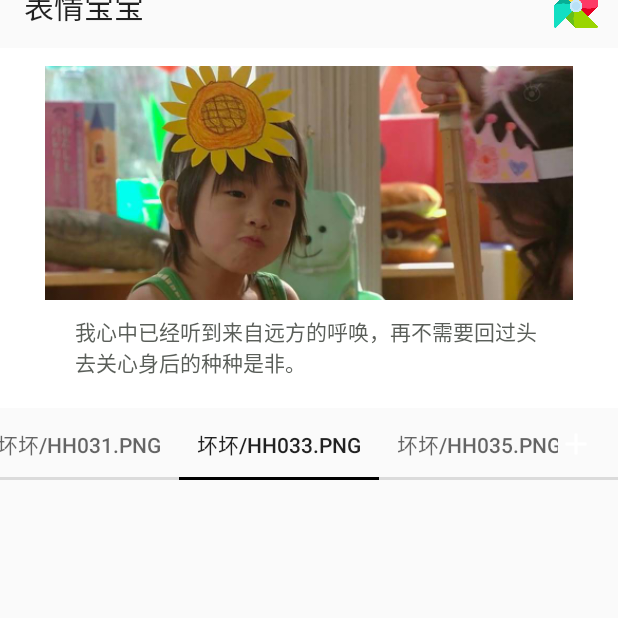
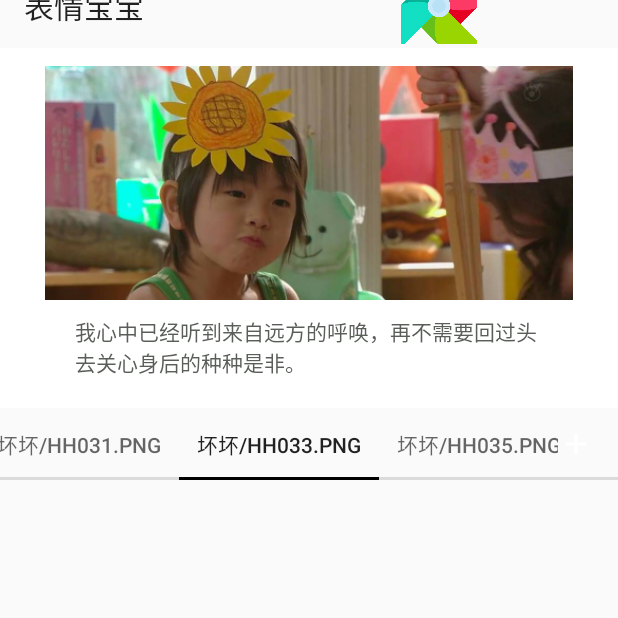
Before and after one commit to ihewro/Android_Expression_Package, an Android app: the screen it shows after launch (MainActivity), after a tap on "刷新头图", on a phone screen of 412 x 824 dp, the top half of it. Run offline under Robolectric (Android 15) with nearby library versions, the phone set to English and light mode, and no system bars; our stand-ins replace ButterKnife; libraries missing offline, so code that uses them is left out: com.bilibili.magicasakura, com.blankj, com.canking.minipay, com.chad.library, com.jaeger.library and 7 more; pictures from the network do not load; 15 statements that could not run were skipped.

Commit message:
完成了重新同步的功能

```diff
--- a/app/src/main/java/com/ihewro/android_expression_package/MyDataBase.java
+++ b/app/src/main/java/com/ihewro/android_expression_package/MyDataBase.java
@@ -4,6 +4,7 @@ import android.widget.Toast;
 
 import com.ihewro.android_expression_package.bean.Expression;
 import com.ihewro.android_expression_package.bean.ExpressionFolder;
+import com.ihewro.android_expression_package.callback.UpdateDatabaseListener;
 import com.ihewro.android_expression_package.util.UIUtil;
 
 import java.util.List;
@@ -38,7 +39,9 @@ public class MyDataBase {
     /**
      * 重新更新数据的信息，一般在错误发生或调用该函数
      */
-    public static void updateDatabaseByRefresh(){
+    public static void updateDatabaseByRefresh(UpdateDatabaseListener callback){
 
+
+        callback.onFinished();
     }
 }
--- a/app/src/main/java/com/ihewro/android_expression_package/activity/MainActivity.java
+++ b/app/src/main/java/com/ihewro/android_expression_package/activity/MainActivity.java
@@ -1,5 +1,6 @@
 package com.ihewro.android_expression_package.activity;
 
+import android.annotation.SuppressLint;
 import android.app.Activity;
 import android.app.ActivityManager;
 import android.content.Intent;
@@ -12,6 +13,7 @@ import android.support.design.widget.CoordinatorLayout;
 import android.support.design.widget.TabLayout;
 import android.support.v4.app.ActivityCompat;
 import android.support.v4.app.Fragment;
+import android.support.v4.view.MenuItemCompat;
 import android.support.v4.view.ViewPager;
 import android.support.v7.app.AppCompatActivity;
 import android.support.v7.widget.SearchView;
@@ -21,6 +23,8 @@ import android.view.Menu;
 import android.view.MenuItem;
 import android.view.View;
 import android.view.ViewGroup;
+import android.view.animation.Animation;
+import android.view.animation.AnimationUtils;
 import android.widget.ImageView;
 import android.widget.Toast;
 
@@ -85,6 +89,8 @@ public class MainActivity extends AppCompatActivity implements CardPickerDialog.
     private long lastClickTime = -1;
     private long thisClickTime = -1;
     private int clickTimes = 0;
+
+    private MenuItem refreshItem;
 
     /**
      * 由启动页面启动主活动
@@ -432,6 +438,7 @@ public class MainActivity extends AppCompatActivity implements CardPickerDialog.
     public boolean onOptionsItemSelected(MenuItem item) {
         if (item.getItemId() == R.id.refresh){
             //刷新头图信息
+            showRefreshAnimation(item);
 
 
         }else if (item.getItemId() == android.R.id.home) {
@@ -439,4 +446,39 @@ public class MainActivity extends AppCompatActivity implements CardPickerDialog.
         }
         return super.onOptionsItemSelected(item);
     }
+
+
+
+
+    public void showRefreshAnimation(MenuItem item) {
+
+        hideRefreshAnimation();
+        refreshItem = item;
+
+        //这里使用一个ImageView设置成MenuItem的ActionView，这样我们就可以使用这个ImageView显示旋转动画了
+        ImageView refreshActionView = (ImageView) getLayoutInflater().inflate(R.layout.item_refresh_menu, null);
+        refreshActionView.setImageResource(R.drawable.logo);
+        item.setActionView(refreshActionView);
+
+        Animation rotateAnimation= AnimationUtils.loadAnimation(this,R.anim.rotate);
+        refreshActionView.setAnimation(rotateAnimation);
+        refreshActionView.startAnimation(rotateAnimation);
+        refreshActionView.setOnClickListener(new View.OnClickListener() {
+            @Override
+            public void onClick(View v) {
+                hideRefreshAnimation();
+            }
+        });
+    }
+
+    @SuppressLint("NewApi")
+    private void hideRefreshAnimation() {
+        if (refreshItem != null) {
+            View view = refreshItem.getActionView();
+            if (view != null) {
+                view.clearAnimation();
+                refreshItem.setActionView(null);
+            }
+        }
+    }
 }
--- a/app/src/main/java/com/ihewro/android_expression_package/adapter/ExpMyRecyclerViewAdapter.java
+++ b/app/src/main/java/com/ihewro/android_expression_package/adapter/ExpMyRecyclerViewAdapter.java
@@ -46,6 +46,9 @@ public class ExpMyRecyclerViewAdapter extends BaseQuickAdapter<ExpressionFolder,
 
     @Override
     protected void convert(final BaseViewHolder helper, final ExpressionFolder item) {
+        if (item.getCount() == 0){//如果是空表情包
+            helper.getView(R.id.item_view).setVisibility(View.GONE);
+        }else {
             ALog.d("convert","执行了");
             helper.setText(R.id.exp_name,item.getName());
             helper.setText(R.id.exp_num,item.getCount() + "+");
@@ -106,3 +109,4 @@ public class ExpMyRecyclerViewAdapter extends BaseQuickAdapter<ExpressionFolder,
             });
         }
     }
+}
--- a/app/src/main/java/com/ihewro/android_expression_package/bean/ExpressionFolder.java
+++ b/app/src/main/java/com/ihewro/android_expression_package/bean/ExpressionFolder.java
@@ -2,6 +2,7 @@ package com.ihewro.android_expression_package.bean;
 
 import com.fasterxml.jackson.annotation.JsonIgnoreProperties;
 
+import org.litepal.LitePal;
 import org.litepal.annotation.Column;
 import org.litepal.crud.LitePalSupport;
 
@@ -42,7 +43,7 @@ public class ExpressionFolder extends LitePalSupport {
     private String updateTime;//更新时间，时间戳
     private int dir;//网络层的目录id
 
-    private List<Expression> expressionList = new ArrayList<>();
+    private List<Expression> expressionList;
 
     public ExpressionFolder() {
     }
@@ -58,6 +59,7 @@ public class ExpressionFolder extends LitePalSupport {
         this.expressionList = expressionList;
         this.dir = dir;
     }
+
 
     public int getId() {
         return id;
--- a/app/src/main/java/com/ihewro/android_expression_package/util/DateUtil.java
+++ b/app/src/main/java/com/ihewro/android_expression_package/util/DateUtil.java
@@ -20,4 +20,9 @@ public class DateUtil {
         return sdf.format(d);
     }
 
+    public static String getTimeStringByInt(long time){
+        SimpleDateFormat format =  new SimpleDateFormat( "yyyy-MM-dd HH:mm:ss" );
+        return format.format(time);
+    }
+
 }
--- /dev/null
+++ b/app/src/main/res/anim/rotate.xml
@@ -0,0 +1,12 @@
+<?xml version="1.0" encoding="utf-8"?>
+<set xmlns:android="http://schemas.android.com/apk/res/android"
+    android:interpolator="@android:interpolator/accelerate_decelerate">
+    <rotate
+        android:duration="2000"
+        android:fromDegrees="0"
+        android:pivotX="50%"
+        android:pivotY="50%"
+        android:repeatCount="2000"
+        android:toDegrees="360"
+        />
+</set>
--- a/app/src/main/res/layout/item_expression.xml
+++ b/app/src/main/res/layout/item_expression.xml
@@ -13,6 +13,6 @@
     android:layout_width="match_parent"
     android:layout_height="70dp"
     android:src="@drawable/bg"
-    android:scaleType="fitCenter"/>
+    android:scaleType="centerCrop"/>
 
 </android.support.v7.widget.CardView>
--- /dev/null
+++ b/app/src/main/res/layout/item_refresh_menu.xml
@@ -0,0 +1,7 @@
+<ImageView xmlns:android="http://schemas.android.com/apk/res/android"
+    style="@android:style/Widget.ActionButton"
+    android:layout_width="wrap_content"
+    android:scaleType="centerInside"
+    android:background="?attr/selectableItemBackground"
+    android:clickable="true"
+    android:layout_height="wrap_content" />
```
Also changed, not shown: app/src/main/java/com/ihewro/android_expression_package/activity/MyActivity.java (+55 -2 lines), app/src/main/java/com/ihewro/android_expression_package/callback/UpdateDatabaseListener.java (added, +21 -0 lines), app/src/main/java/com/ihewro/android_expression_package/task/DownloadImageTask.java (added, +13 -0 lines), app/src/main/java/com/ihewro/android_expression_package/task/UpdateDatabaseTask.java (added, +122 -0 lines). Lines whose indentation alone changed are shown as unchanged.
